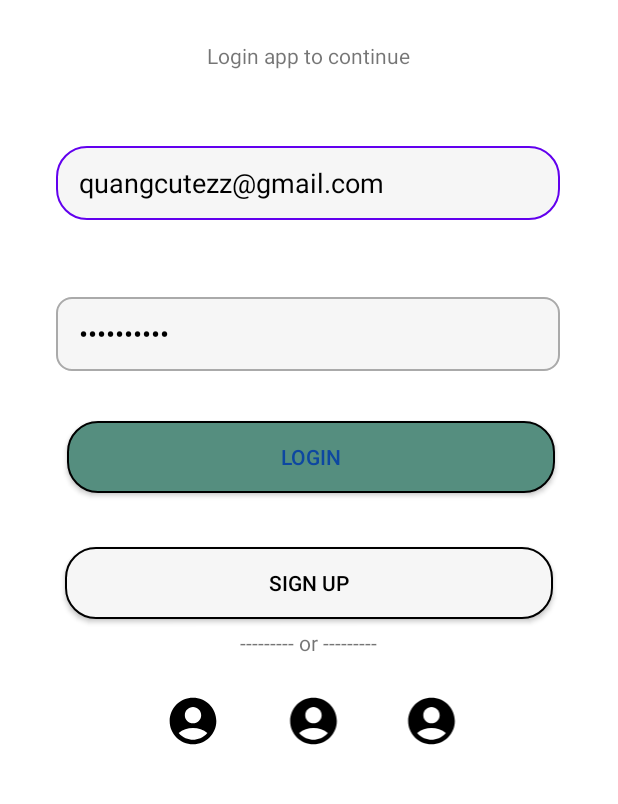
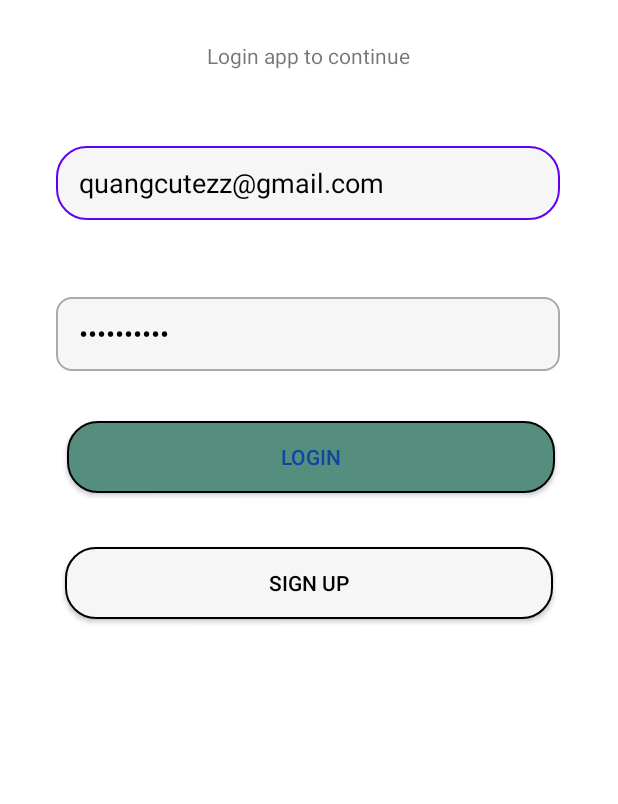
Before and after one commit to Quangcutezz/Audio_Book, an Android app built with Jetpack Compose: the Login_screen_2 screen opened directly, with no data from a screen before it, on a phone screen of 412 x 824 dp, the part 398-1202 px from its top. Run offline under Robolectric (Android 15) with nearby library versions, the light colour scheme and no system bars; our stand-ins replace Firebase (no records; nobody signed in at launch, a user with empty details on screens opened directly).

Commit message:
update code 8h13p 22/12/2023

```diff
--- a/app/src/main/AndroidManifest.xml
+++ b/app/src/main/AndroidManifest.xml
@@ -10,10 +10,10 @@
         android:allowBackup="true"
         android:dataExtractionRules="@xml/data_extraction_rules"
         android:fullBackupContent="@xml/backup_rules"
-        android:icon="@mipmap/ic_launcher"
+        android:icon="@drawable/bmo_pic3"
         android:installLocation="preferExternal"
         android:label="@string/app_name"
-        android:roundIcon="@mipmap/ic_launcher_round"
+        android:roundIcon="@drawable/bmo_1"
         android:supportsRtl="true"
         android:theme="@style/Theme.AppCompat.Light.NoActionBar"
         tools:targetApi="31">
--- a/app/src/main/java/com/example/audiobook/DetailAdapter.kt
+++ b/app/src/main/java/com/example/audiobook/DetailAdapter.kt
@@ -107,6 +107,9 @@ class DetailAdapter(private var genres: List<audiobook>) : RecyclerView.Adapter<
         genres = newGenres
         notifyDataSetChanged()
     }
+    fun getAllItems(): List<audiobook> {
+        return genres
+    }
     private fun showPopupMenu(view: View, item: audiobook) {
         val popupMenu = PopupMenu(view.context, view)
         popupMenu.menuInflater.inflate(R.menu.option_menu, popupMenu.menu)
--- a/app/src/main/java/com/example/audiobook/Searching.kt
+++ b/app/src/main/java/com/example/audiobook/Searching.kt
@@ -111,6 +111,7 @@ class Searching : AppCompatActivity(), SearchAdapter.OnItemClickListener{
         intent.putExtra("NAME", audiobook.name)
         intent.putExtra("AUTHOR", audiobook.author)
         intent.putExtra("FILE", audiobook.file)
+
         startActivity(intent)
     }
 
--- a/app/src/main/java/com/example/audiobook/ui/music/MusicFragment.kt
+++ b/app/src/main/java/com/example/audiobook/ui/music/MusicFragment.kt
@@ -80,6 +80,8 @@ class MusicFragment : Fragment(),DetailAdapter.OnItemClickListener,DetailAdapter
         intent.putExtra("NAME", audiobook.name)
         intent.putExtra("AUTHOR", audiobook.author)
         intent.putExtra("FILE", audiobook.file)
+
+        sharedViewModel.addToHistory(audiobook)
         startActivity(intent)
     }
 
--- a/app/src/main/java/com/example/audiobook/ui/profile/ProfileFragment.kt
+++ b/app/src/main/java/com/example/audiobook/ui/profile/ProfileFragment.kt
@@ -144,6 +144,8 @@ class ProfileFragment : Fragment(),DetailAdapter.OnWaitItemClickListener,DetailA
         intent.putExtra("NAME", audiobook.name)
         intent.putExtra("AUTHOR", audiobook.author)
         intent.putExtra("FILE", audiobook.file)
+
+        sharedViewModel.addToHistory(audiobook)
         startActivity(intent)
     }
     override fun onFavoriteItemRemove(item: audiobook) {
--- a/app/src/main/java/com/example/audiobook/ui/search/SearchFragment.kt
+++ b/app/src/main/java/com/example/audiobook/ui/search/SearchFragment.kt
@@ -8,6 +8,7 @@ import android.view.ViewGroup
 import android.widget.Button
 import androidx.appcompat.widget.SearchView
 import androidx.fragment.app.Fragment
+import androidx.fragment.app.activityViewModels
 import androidx.recyclerview.widget.LinearLayoutManager
 import androidx.recyclerview.widget.RecyclerView
 import audiobook
@@ -18,6 +19,7 @@ import com.example.audiobook.R
 import com.example.audiobook.Searching
 import com.example.audiobook.databinding.FragmentSearchBinding
 import com.example.audiobook.ui.detail.DetailFragment
+import com.example.audiobook.ui.detail.ViewModel
 import com.google.firebase.database.DataSnapshot
 import com.google.firebase.database.DatabaseError
 import com.google.firebase.database.FirebaseDatabase
@@ -106,6 +108,7 @@ class SearchFragment : Fragment() {
         adapter.setOnItemClickListener(object : GenreAdapter.OnItemClickListener {
             override fun onItemClick(audiobook: audiobook) {
 
+
                 // Lấy ID hoặc loại dữ liệu liên quan từ audiobook
                 val detailPageType = audiobook.detailPageType
 
--- a/app/src/main/res/layout/login_screen2.xml
+++ b/app/src/main/res/layout/login_screen2.xml
@@ -139,60 +139,5 @@
         app:layout_constraintTop_toBottomOf="@+id/signin"
         app:layout_constraintVertical_bias="1.0" />
 
-    <TextView
-        android:id="@+id/textView3"
-        android:layout_width="138dp"
-        android:layout_height="30dp"
-        android:layout_marginStart="180dp"
-        android:layout_marginTop="5dp"
-        android:layout_marginEnd="180dp"
-        android:layout_marginBottom="122dp"
-        android:gravity="center"
-        android:text="@string/or"
-        app:layout_constraintBottom_toBottomOf="parent"
-        app:layout_constraintEnd_toEndOf="parent"
-        app:layout_constraintHorizontal_bias="0.505"
-        app:layout_constraintStart_toStartOf="parent"
-        app:layout_constraintTop_toBottomOf="@+id/signup"
-        app:layout_constraintVertical_bias="0.416" />
-
-    <LinearLayout
-        android:id="@+id/linearLayout"
-        android:layout_width="220dp"
-        android:layout_height="37dp"
-        android:layout_marginStart="30dp"
-        android:layout_marginTop="17dp"
-        android:layout_marginEnd="50dp"
-        android:layout_marginBottom="58dp"
-        android:orientation="horizontal"
-        app:layout_constraintBottom_toBottomOf="parent"
-        app:layout_constraintEnd_toEndOf="parent"
-        app:layout_constraintStart_toStartOf="parent"
-        app:layout_constraintTop_toBottomOf="@+id/textView3">
-
-
-        <ImageView
-            android:layout_width="85dp"
-            android:layout_height="match_parent"
-            android:gravity="center"
-            android:importantForAccessibility="no"
-            android:src="@drawable/fb_icon" />
-
-        <ImageView
-            android:layout_width="75dp"
-            android:layout_height="match_parent"
-            android:gravity="center"
-            android:importantForAccessibility="no"
-            android:src="@drawable/fb_icon" />
-
-        <ImageView
-            android:layout_width="82dp"
-            android:layout_height="match_parent"
-            android:gravity="center"
-            android:importantForAccessibility="no"
-            android:src="@drawable/fb_icon"
-            tools:ignore="VisualLintBounds" />
-
-    </LinearLayout>
 
 </androidx.constraintlayout.widget.ConstraintLayout>
```
Also changed, not shown: app/src/main/java/com/example/audiobook/play_book.kt (+8 -4 lines), app/src/main/java/com/example/audiobook/ui/detail/DetailFragment.kt (+22 -6 lines), app/src/main/res/layout/fragment_detail.xml (+5 -34 lines).
